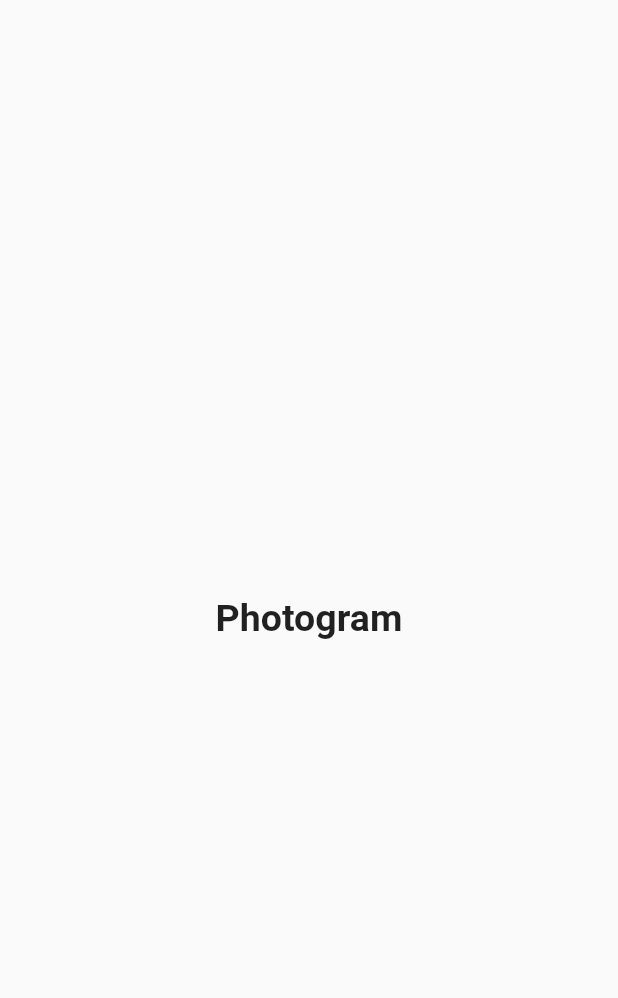
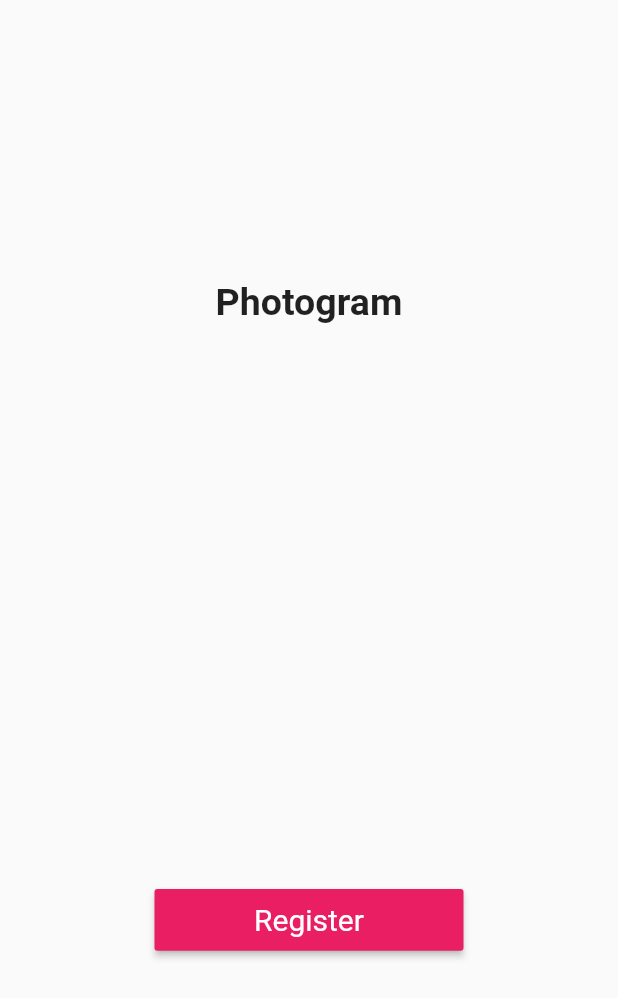
Before and after one commit to nograve/photogram, a Flutter app: the RegisterPage screen opened by its route, on a phone screen of 412 x 824 dp. Shown: the top 998 px of the screen. Run offline on Flutter 3.47's test engine with Material 2 defaults, Android fonts, the light colour scheme and no system bars.

Commit message:
added register button

```diff
--- a/lib/pages/register_page.dart
+++ b/lib/pages/register_page.dart
@@ -1,4 +1,6 @@
 import 'package:flutter/material.dart';
+
+import 'package:photogram/widgets/register_button.dart';
 import 'package:photogram/widgets/register_title_widget.dart';
 
 class RegisterPage extends StatelessWidget {
@@ -17,8 +19,9 @@ class RegisterPage extends StatelessWidget {
               mainAxisAlignment: MainAxisAlignment.spaceAround,
               mainAxisSize: MainAxisSize.max,
               crossAxisAlignment: CrossAxisAlignment.center,
-              children: [
+              children: const [
                 RegisterTitleWidget(),
+                RegisterButton(),
               ],
             ),
           ),
--- /dev/null
+++ b/lib/widgets/register_button.dart
@@ -0,0 +1,23 @@
+import 'package:flutter/material.dart';
+
+class RegisterButton extends StatelessWidget {
+  const RegisterButton({super.key});
+
+  @override
+  Widget build(BuildContext context) {
+    return MaterialButton(
+      minWidth: MediaQuery.of(context).size.width * 0.5,
+      height: MediaQuery.of(context).size.height * 0.05,
+      color: Colors.pink,
+      child: const Text(
+        'Register',
+        style: TextStyle(
+          color: Colors.white,
+          fontSize: 20,
+          fontWeight: FontWeight.w400,
+        ),
+      ),
+      onPressed: () {},
+    );
+  }
+}
```
